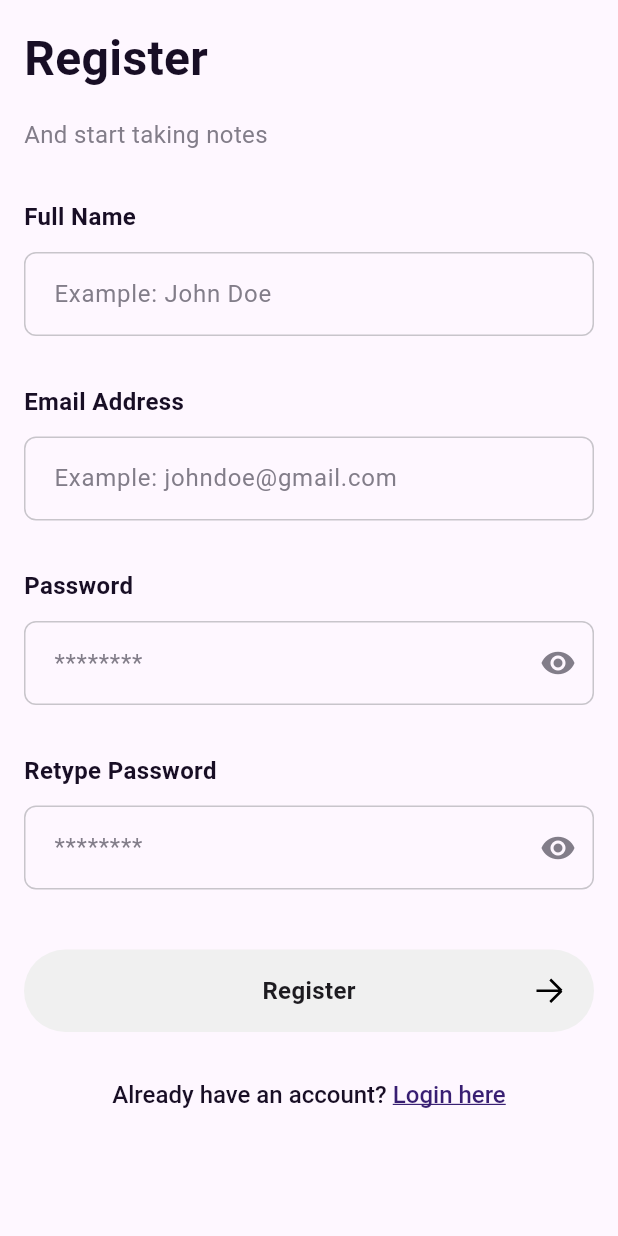
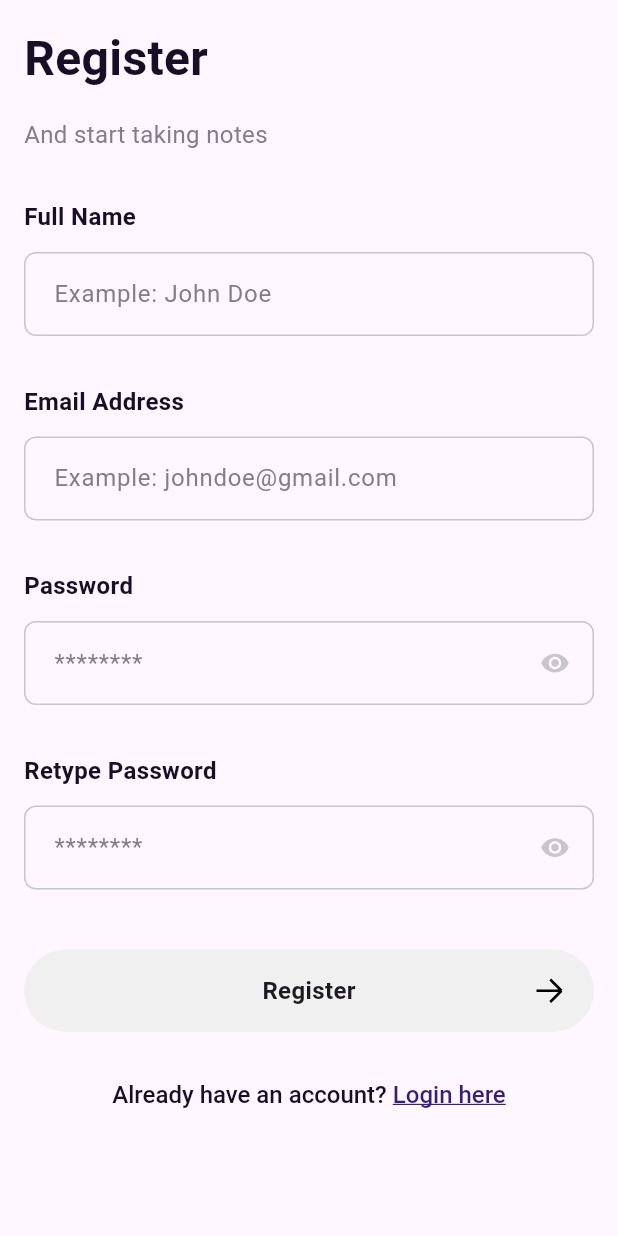
Before and after one commit to Tram2405/practice_flutter, a Flutter app: the RegisterPage screen opened by its route, on a phone screen of 412 x 824 dp. Run offline on Flutter 3.47's test engine with Material 3 defaults, Android fonts, the light colour scheme and no system bars; our stand-ins replace firebase_auth, firebase_core, flutter_svg, get, shared_preferences, shimmer; accounts and stored records are empty; network calls fail.

Commit message:
fix: fix comment ui

```diff
--- /dev/null
+++ b/task_manager_flutter/lib/components/scaffold/tm_scaffold.dart
@@ -0,0 +1,30 @@
+import 'package:flutter/material.dart';
+
+class TMScaffold extends StatelessWidget {
+  const TMScaffold({
+    super.key,
+    this.backgroundColor,
+    this.appBar,
+    this.body,
+    this.bottomNavigationBar,
+  });
+  final Color? backgroundColor;
+  final PreferredSizeWidget? appBar;
+  final Widget? body;
+  final Widget? bottomNavigationBar;
+
+  @override
+  Widget build(BuildContext context) {
+    return Scaffold(
+      backgroundColor: backgroundColor,
+      appBar: appBar,
+      body: SafeArea(
+        child: Padding(
+          padding: const EdgeInsets.symmetric(horizontal: 16.0),
+          child: body,
+        ),
+      ),
+      bottomNavigationBar: bottomNavigationBar,
+    );
+  }
+}
--- a/task_manager_flutter/lib/components/text_form_field/tm_text_form_filed.dart
+++ b/task_manager_flutter/lib/components/text_form_field/tm_text_form_filed.dart
@@ -30,7 +30,7 @@ class TMTextFormField extends StatelessWidget {
   final bool obscureText;
   final bool readOnly;
   final TextStyle? hintStyle;
-  final Icon? icon;
+  final Widget? icon;
   final Function()? onTap;
 
   @override
@@ -79,10 +79,14 @@ class TMTextFormField extends StatelessWidget {
             ),
             hintText: hintText,
             hintStyle: hintStyle,
-              suffixIcon: icon !=null ? GestureDetector(
+            suffixIcon: icon != null
+                ? GestureDetector(
                     onTap: onTap,
                     child: icon,
-              ): null),
+                  )
+                : null,
+            suffixIconConstraints: const BoxConstraints(maxHeight: 20, minWidth: 52.0),
+          ),
           textInputAction: textInputAction, //icon duới bàn phím
           onChanged: onChanged,
         ),
--- a/task_manager_flutter/lib/routes/app_page.dart
+++ b/task_manager_flutter/lib/routes/app_page.dart
@@ -5,7 +5,7 @@ import 'package:task_manager_flutter/bindings/auth/register_bind.dart';
 import 'package:task_manager_flutter/bindings/manager/home_manager_bind.dart';
 import 'package:task_manager_flutter/bindings/onboarding/onboarding_bind.dart';
 import 'package:task_manager_flutter/bindings/splash/splash_bind.dart';
-import 'package:task_manager_flutter/ui/auth/forgot_password.dart';
+import 'package:task_manager_flutter/ui/auth/forgot_password_page.dart';
 import 'package:task_manager_flutter/ui/auth/login_page.dart';
 import 'package:task_manager_flutter/ui/auth/register_page.dart';
 import 'package:task_manager_flutter/ui/manager/home_page_manager.dart';
--- a/task_manager_flutter/lib/ui/auth/register_page.dart
+++ b/task_manager_flutter/lib/ui/auth/register_page.dart
@@ -1,6 +1,8 @@
 import 'package:flutter/material.dart';
+import 'package:flutter_svg/svg.dart';
 import 'package:get/get.dart';
 import 'package:task_manager_flutter/components/buttons/tm_elevatebutton.dart';
+import 'package:task_manager_flutter/components/scaffold/tm_scaffold.dart';
 import 'package:task_manager_flutter/components/text/tm_text_link.dart';
 import 'package:task_manager_flutter/components/text/tm_title.dart';
 import 'package:task_manager_flutter/components/text_form_field/tm_text_form_filed.dart';
@@ -17,10 +19,9 @@ class RegisterPage extends GetView<RegisterController> {
   Widget build(BuildContext context) {
     return GestureDetector(
       onTap: () => FocusScope.of(context).unfocus(),
-      child: Scaffold(
-        body: SafeArea(
-          child: Padding(
-            padding: const EdgeInsets.all(16.0),
+      child: TMScaffold(
+        body: Padding(
+          padding: const EdgeInsets.symmetric(vertical: 16.0),
           child: ListView(
             children: [
               const TMTitle(title: 'Register'),
@@ -60,11 +61,10 @@ class RegisterPage extends GetView<RegisterController> {
                   validator: FormValidator.validatorPassword,
                   obscureText: controller.isShowPassword.value,
                   onTap: controller.changeStatePassword,
-                    icon: Icon(
+                  icon: SvgPicture.asset(
                     controller.isShowPassword.value
-                          ? Icons.visibility_off
-                          : Icons.visibility,
-                      color: TMColor.onSecondaryBackground,
+                        ? Assets.icons.iconEyeOff
+                        : Assets.icons.iconEye,
                   ),
                 ),
               ),
@@ -84,11 +84,10 @@ class RegisterPage extends GetView<RegisterController> {
                   },
                   obscureText: controller.isShowPassword.value,
                   onTap: controller.changeStatePassword,
-                    icon: Icon(
+                  icon: SvgPicture.asset(
                     controller.isShowPassword.value
-                          ? Icons.visibility_off
-                          : Icons.visibility,
-                      color: TMColor.onSecondaryBackground,
+                        ? Assets.icons.iconEyeOff
+                        : Assets.icons.iconEye,
                   ),
                 ),
               ),
@@ -116,7 +115,6 @@ class RegisterPage extends GetView<RegisterController> {
           ),
         ),
       ),
-      ),
     );
   }
 }
--- a/task_manager_flutter/lib/ui/onboarding/onboarding_page.dart
+++ b/task_manager_flutter/lib/ui/onboarding/onboarding_page.dart
@@ -1,6 +1,7 @@
 import 'package:flutter/material.dart';
 import 'package:get/get.dart';
 import 'package:task_manager_flutter/components/buttons/tm_elevatebutton.dart';
+import 'package:task_manager_flutter/components/scaffold/tm_scaffold.dart';
 import 'package:task_manager_flutter/controller/onboarding/onboarding_controller.dart';
 import 'package:task_manager_flutter/data/model/onboarding_model.dart';
 import 'package:task_manager_flutter/resources/tm_color.dart';
@@ -10,12 +11,11 @@ class OnBoardingPage extends GetView<OnBoardingController> {
 
   @override
   Widget build(BuildContext context) {
-    return Scaffold(
+    return TMScaffold(
       backgroundColor: TMColor.onBoarding,
       body: SingleChildScrollView(
         child: Padding(
-          padding: EdgeInsets.only(
-              top: MediaQuery.of(context).padding.top + 28.0, bottom: 16.0),
+          padding: const EdgeInsets.only(top: 28.0, bottom: 16.0),
           child: Column(
             crossAxisAlignment: CrossAxisAlignment.stretch,
             children: [
```
Also changed, not shown: task_manager_flutter/lib/gen/assets.gen.dart (+8 -0 lines), task_manager_flutter/lib/ui/auth/forgot_password.dart (deleted, +0 -57 lines), task_manager_flutter/lib/ui/auth/forgot_password_page.dart (added, +56 -0 lines), task_manager_flutter/lib/ui/auth/login_page.dart (+14 -13 lines), task_manager_flutter/lib/ui/manager/home_page_manager.dart (+8 -4 lines), task_manager_flutter/lib/ui/splash/splash_page.dart (+6 -11 lines), task_manager_flutter/assets/icons/icon_eye.svg (added), task_manager_flutter/assets/icons/icon_eye_off.svg (added), task_manager_flutter/lib/components/text_form_field/tm_text_form_field_pasword.dart (deleted). Lines whose indentation alone changed are shown as unchanged.
